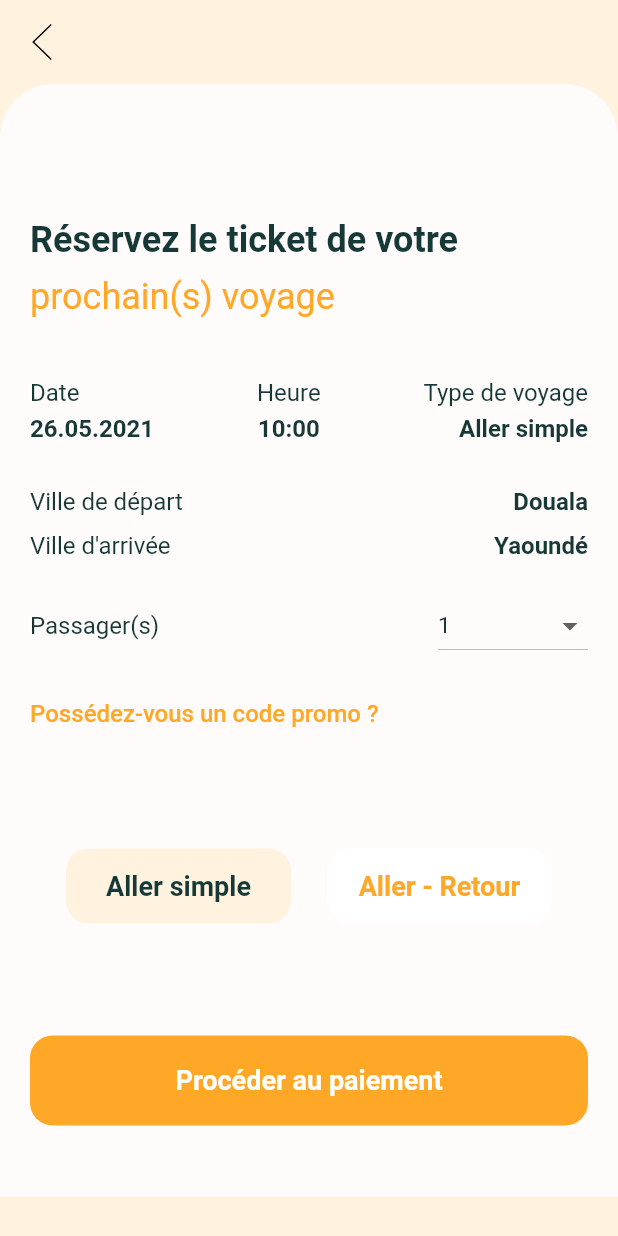
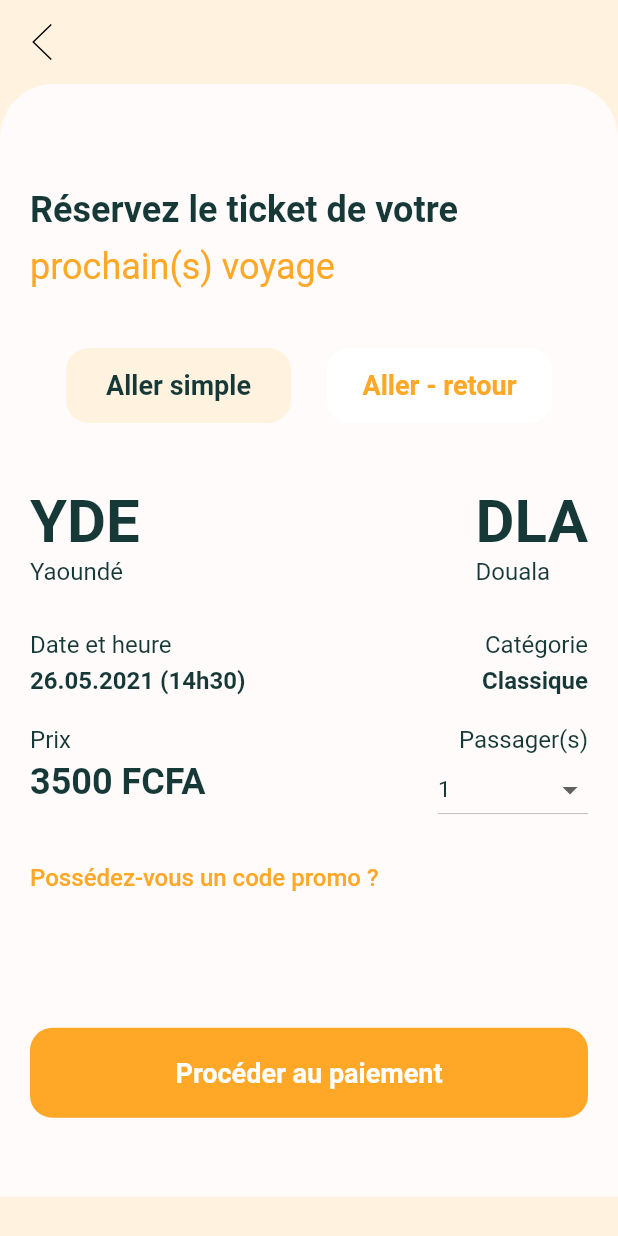
Before and after one commit to stephcyrille/gotripmobile, a Flutter app: the BookingScreen screen opened by its route, after a tap on "Aller simple", on a phone screen of 412 x 824 dp. Run offline on Flutter 3.47's test engine with Material 2 defaults, Android fonts, the phone set to English and light mode, and no system bars; our stand-ins replace flutter_svg.

Commit message:
Set dynamic behaviour in he booking page

```diff
--- /dev/null
+++ b/lib/models/trip_type.dart
@@ -0,0 +1,21 @@
+class TripType {
+  TripType({
+    required this.id,
+    required this.slug,
+    required this.name,
+    required this.isActive,
+  });
+
+  final int id;
+  final String slug;
+  final String name;
+  late bool isActive;
+
+  static List<TripType> getTripTypeServices() {
+    return [
+      TripType(id: 1, slug: 'one-trip', name: 'Aller simple', isActive: false),
+      TripType(
+          id: 2, slug: 'round-trip', name: 'Aller - retour', isActive: false),
+    ];
+  }
+}
--- a/lib/screens/privates/booking/components/body.dart
+++ b/lib/screens/privates/booking/components/body.dart
@@ -1,8 +1,7 @@
-// ignore_for_file: prefer_const_literals_to_create_immutables
-
 import 'package:flutter/material.dart';
 import 'package:gotripmobile/colors.dart';
 import 'package:gotripmobile/components/default_button.dart';
+import 'package:gotripmobile/models/trip_type.dart';
 
 class Body extends StatefulWidget {
   const Body({Key? key}) : super(key: key);
@@ -13,6 +12,28 @@ class Body extends StatefulWidget {
 class _BodyState extends State<Body> {
   List<String> passengerList = ['1', '2', '3', '4', '5'];
   String passengers = '1';
+  List<TripType> tripTypeList = [];
+
+  @override
+  void initState() {
+    super.initState();
+    var newList = TripType.getTripTypeServices();
+    var index = newList.indexWhere((element) => element.id == 1);
+    newList[index].isActive = true;
+    setState(() {
+      tripTypeList = newList;
+    });
+  }
+
+  void _setToggleTripType(TripType selected) {
+    var newList = TripType.getTripTypeServices();
+    var index = newList.indexWhere((element) => element.id == selected.id);
+    newList[index].isActive = true;
+
+    setState(() {
+      tripTypeList = newList;
+    });
+  }
 
   @override
   Widget build(BuildContext context) {
@@ -31,7 +52,7 @@ class _BodyState extends State<Body> {
           mainAxisAlignment: MainAxisAlignment.start,
           children: [
             const SizedBox(
-              height: 50.0,
+              height: 30.0,
             ),
             Row(
               children: const [
@@ -56,38 +77,83 @@ class _BodyState extends State<Body> {
             const SizedBox(
               height: 40.0,
             ),
+            Center(
+              child: Row(
+                  mainAxisAlignment: MainAxisAlignment.spaceEvenly,
+                  children: <Widget>[
+                    for (int i = 0; i < tripTypeList.length; i++)
+                      DefaultButton(
+                        press: () => _setToggleTripType(tripTypeList[i]),
+                        text: tripTypeList[i].name,
+                        width: 150,
+                        height: 50.0,
+                        backgroundColor: tripTypeList[i].isActive
+                            ? kGotripLightOrange50
+                            : kGotripBackgroundWhite,
+                        textColor: tripTypeList[i].isActive
+                            ? kGotripDark900
+                            : kGotripOrange400,
+                      ),
+                  ]),
+            ),
+            const Spacer(
+              flex: 1,
+            ),
             Row(
               mainAxisAlignment: MainAxisAlignment.spaceBetween,
               crossAxisAlignment: CrossAxisAlignment.start,
               children: [
                 Column(
                   crossAxisAlignment: CrossAxisAlignment.start,
-                  children: [
-                    const Text(
-                      'Date',
+                  mainAxisAlignment: MainAxisAlignment.start,
+                  children: const [
+                    Text(
+                      'YDE',
+                      style: TextStyle(
+                          fontSize: 40.0, fontWeight: FontWeight.bold),
+                    ),
+                    Text(
+                      'Yaoundé',
                       style: TextStyle(fontSize: 16.0),
-                    ),
-                    const SizedBox(
-                      height: 5.0,
-                    ),
-                    const Text(
-                      '26.05.2021',
-                      style: TextStyle(
-                          fontSize: 16.0, fontWeight: FontWeight.bold),
                     ),
                   ],
                 ),
                 Column(
-                  children: [
-                    const Text(
-                      'Heure',
+                  crossAxisAlignment: CrossAxisAlignment.start,
+                  mainAxisAlignment: MainAxisAlignment.start,
+                  children: const [
+                    Text(
+                      'DLA',
+                      style: TextStyle(
+                          fontSize: 40.0, fontWeight: FontWeight.bold),
+                    ),
+                    Text(
+                      'Douala',
                       style: TextStyle(fontSize: 16.0),
                     ),
+                  ],
+                ),
+              ],
+            ),
             const SizedBox(
+              height: 30.0,
+            ),
+            Row(
+              mainAxisAlignment: MainAxisAlignment.spaceBetween,
+              crossAxisAlignment: CrossAxisAlignment.start,
+              children: [
+                Column(
+                  crossAxisAlignment: CrossAxisAlignment.start,
+                  children: const [
+                    Text(
+                      'Date et heure',
+                      style: TextStyle(fontSize: 16.0),
+                    ),
+                    SizedBox(
                       height: 5.0,
                     ),
-                    const Text(
-                      '10:00',
+                    Text(
+                      '26.05.2021 (14h30)',
                       style: TextStyle(
                           fontSize: 16.0, fontWeight: FontWeight.bold),
                     ),
@@ -95,16 +161,16 @@ class _BodyState extends State<Body> {
                 ),
                 Column(
                   crossAxisAlignment: CrossAxisAlignment.end,
-                  children: [
-                    const Text(
-                      'Type de voyage',
+                  children: const [
+                    Text(
+                      'Catégorie',
                       style: TextStyle(fontSize: 16.0),
                     ),
-                    const SizedBox(
+                    SizedBox(
                       height: 5.0,
                     ),
-                    const Text(
-                      'Aller simple',
+                    Text(
+                      'Classique',
                       style: TextStyle(
                           fontSize: 16.0, fontWeight: FontWeight.bold),
                     ),
@@ -113,42 +179,31 @@ class _BodyState extends State<Body> {
               ],
             ),
             const SizedBox(
-              height: 30.0,
-            ),
-            Row(
-              mainAxisAlignment: MainAxisAlignment.spaceBetween,
-              children: const [
-                Text(
-                  'Ville de départ',
-                  style: TextStyle(fontSize: 16.0),
-                ),
-                Text(
-                  'Douala',
-                  style: TextStyle(fontSize: 16.0, fontWeight: FontWeight.bold),
-                ),
-              ],
-            ),
-            const SizedBox(
-              height: 10,
-            ),
-            Row(
-              mainAxisAlignment: MainAxisAlignment.spaceBetween,
-              children: const [
-                Text(
-                  'Ville d\'arrivée',
-                  style: TextStyle(fontSize: 16.0),
-                ),
-                Text(
-                  'Yaoundé',
-                  style: TextStyle(fontSize: 16.0, fontWeight: FontWeight.bold),
-                ),
-              ],
-            ),
-            const SizedBox(
               height: 20.0,
             ),
             Row(
               mainAxisAlignment: MainAxisAlignment.spaceBetween,
+              crossAxisAlignment: CrossAxisAlignment.start,
+              children: [
+                Column(
+                  crossAxisAlignment: CrossAxisAlignment.start,
+                  children: const [
+                    Text(
+                      'Prix',
+                      style: TextStyle(fontSize: 16.0),
+                    ),
+                    SizedBox(
+                      height: 5.0,
+                    ),
+                    Text(
+                      '3500 FCFA',
+                      style: TextStyle(
+                          fontSize: 24.0, fontWeight: FontWeight.bold),
+                    ),
+                  ],
+                ),
+                Column(
+                  crossAxisAlignment: CrossAxisAlignment.end,
                   children: [
                     const Text(
                       'Passager(s)',
@@ -175,11 +230,13 @@ class _BodyState extends State<Body> {
                             },
                             value: passengers,
                             icon: const Visibility(
-                          visible: true, child: Icon(Icons.arrow_drop_down)),
+                                visible: true,
+                                child: Icon(Icons.arrow_drop_down)),
                             elevation: 4,
-                      style:
-                          const TextStyle(color: kGotripDark900, fontSize: 15),
-                    )),
+                            style: const TextStyle(
+                                color: kGotripDark900, fontSize: 15))),
+                  ],
+                )
               ],
             ),
             const SizedBox(
@@ -209,32 +266,6 @@ class _BodyState extends State<Body> {
             const Spacer(
               flex: 2,
             ),
-            Center(
-              child: Row(
-                  mainAxisAlignment: MainAxisAlignment.spaceEvenly,
-                  children: [
-                    DefaultButton(
-                      press: () {},
-                      text: 'Aller simple',
-                      width: 150,
-                      height: 50.0,
-                      backgroundColor: kGotripLightOrange50,
-                      textColor: kGotripDark900,
-                    ),
-                    DefaultButton(
-                      press: () {},
-                      text: 'Aller - Retour',
-                      width: 150,
-                      height: 50.0,
-                      backgroundColor: kGotripBackgroundWhite,
-                      textColor: kGotripOrange400,
-                      // isOutlined: true,
-                    ),
-                  ]),
-            ),
-            const Spacer(
-              flex: 2,
-            ),
             DefaultButton(press: () {}, text: 'Procéder au paiement'),
             const Spacer(
               flex: 1,
--- a/lib/screens/privates/home/component/body.dart
+++ b/lib/screens/privates/home/component/body.dart
@@ -106,7 +106,7 @@ class _BodyState extends State<Body> {
     return SingleChildScrollView(
       child: Column(
         children: [
-          const SizedBox(height: 30),
+          // const SizedBox(height: 30),
           Padding(
               padding:
                   const EdgeInsets.symmetric(vertical: 20.0, horizontal: 10.0),
@@ -254,9 +254,12 @@ class _BodyState extends State<Body> {
                                 onPressed: () => _setToggleHour(hourList[i]),
                                 child: Text(
                                   hourList[i].value,
-                                  style: const TextStyle(
+                                  style: TextStyle(
                                       fontSize: 17.0,
-                                      fontWeight: FontWeight.bold),
+                                      fontWeight: FontWeight.bold,
+                                      color: hourList[i].isActive
+                                          ? kGotripBackgroundWhite
+                                          : kGotripDark900),
                                 ),
                               ),
                             )
```
Lines whose indentation alone changed are shown as unchanged.
